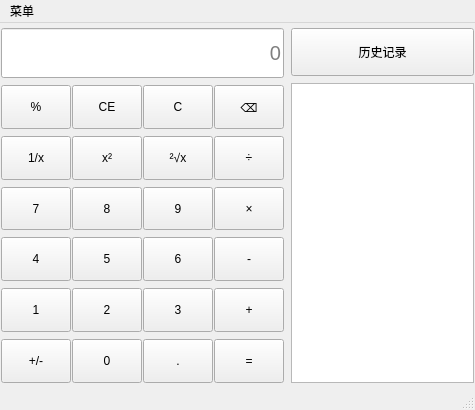
HarveyLoradom/Code, file Calculator/mainwindow.ui: the form before one commit.
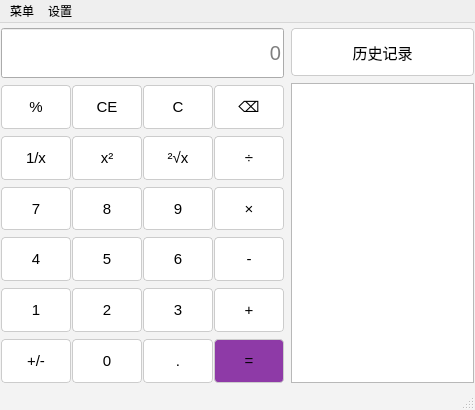
The form after the commit. Icons and pictures are not drawn.

Patch:
```diff
--- a/Calculator/mainwindow.ui
+++ b/Calculator/mainwindow.ui
@@ -36,7 +36,21 @@
     <normaloff>:/img/calculator.png</normaloff>:/img/calculator.png</iconset>
   </property>
   <property name="styleSheet">
-   <string notr="true"/>
+   <string notr="true"> QMainWindow {
+ background-color: #F3F3F3;
+ color: black; }
+ QPushButton {
+ background-color: #FFFFFF; 
+color: black; 
+font-size:15px;
+border: 1px solid #ccc;
+border-radius: 4px;
+}
+#btnEqual{
+background-color:#8E3AA7;
+}
+ QPushButton:hover { 
+background-color: #F3F3F3; }</string>
   </property>
   <widget class="QWidget" name="centralwidget">
    <layout class="QGridLayout" name="gridLayout_2">
@@ -852,7 +866,18 @@
     <addaction name="Currency"/>
     <addaction name="Capacity"/>
    </widget>
+   <widget class="QMenu" name="menu_2">
+    <property name="title">
+     <string>设置</string>
+    </property>
+    <addaction name="Theme"/>
+    <addaction name="Background"/>
+    <addaction name="Font"/>
+    <addaction name="FontColor"/>
+    <addaction name="FontBackgroundColor"/>
+   </widget>
    <addaction name="menu"/>
+   <addaction name="menu_2"/>
   </widget>
   <action name="Standard">
    <property name="icon">
```
Left out of the diff: 75 changed lines with no effect on the pictures.
